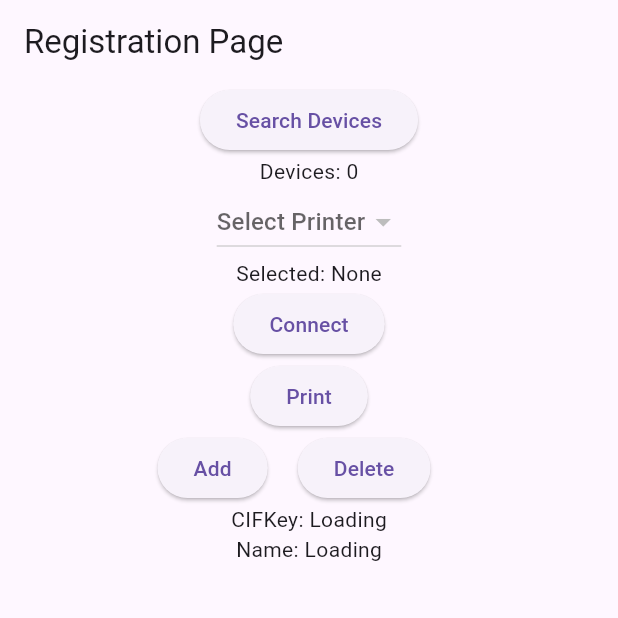
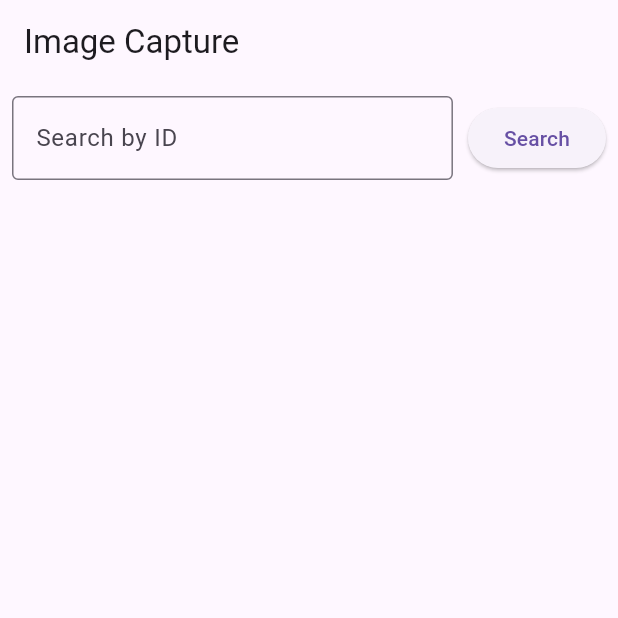
Before and after one commit to celcius001/bluetooth-printer-image-picker, a Flutter app: the screen it shows after launch, on a phone screen of 412 x 824 dp, the top half of it. Run offline on Flutter 3.47's test engine with Material 3 defaults, Android fonts, the phone set to English and light mode, and no system bars; our stand-ins replace image_picker, permission_handler, sqflite; missing offline and left inert: blue_thermal_printer; accounts and stored records are empty.

Commit message:
added db_helper and image_capture

```diff
--- /dev/null
+++ b/lib/image_capture.dart
@@ -0,0 +1,96 @@
+import 'dart:io';
+
+import 'package:agmm_v3/db_helper.dart';
+import 'package:flutter/material.dart';
+import 'package:image_picker/image_picker.dart';
+
+class ImageCapture extends StatefulWidget {
+  const ImageCapture({super.key});
+
+  @override
+  State<ImageCapture> createState() => _ImageCaptureState();
+}
+
+class _ImageCaptureState extends State<ImageCapture> {
+  final ImagePicker _picker = ImagePicker();
+  final DatabaseHelper _dbHelper = DatabaseHelper();
+  TextEditingController searchController = TextEditingController();
+  String? _searchImagePath;
+  bool isSearching = false;
+
+  Future<void> _captureImage() async {
+    final XFile? image = await _picker.pickImage(source: ImageSource.camera);
+    if (image != null) {
+      await _dbHelper.insertImage(image.path);
+      setState(() {
+        _searchImagePath = image.path;
+        isSearching = true;
+      });
+    }
+  }
+
+  Future<void> _searchByPath() async {
+    String path = searchController.text.trim();
+    if (path.isEmpty) {
+      setState(() {
+        _searchImagePath = null;
+        isSearching = false;
+      });
+      return;
+    }
+
+    String? foundPath = await _dbHelper.getImageById(int.parse(path));
+    setState(() {
+      _searchImagePath = foundPath;
+      isSearching = true;
+    });
+  }
+
+  @override
+  Widget build(BuildContext context) {
+    return Scaffold(
+      appBar: AppBar(title: Text('Image Capture')),
+      body: Column(
+        children: [
+          Padding(
+            padding: EdgeInsets.all(8.0),
+            child: Row(
+              children: [
+                Expanded(
+                  child: TextField(
+                    controller: searchController,
+                    decoration: InputDecoration(
+                      hintText: "Search by ID",
+                      border: OutlineInputBorder(),
+                    ),
+                    keyboardType: TextInputType.number,
+                  ),
+                ),
+                SizedBox(width: 10),
+                ElevatedButton(onPressed: _searchByPath, child: Text("Search")),
+              ],
+            ),
+          ),
+          if (_searchImagePath != null)
+            Expanded(
+              child: Padding(
+                padding: EdgeInsets.all(8.0),
+                child: Image.file(File(_searchImagePath!)),
+              ),
+            )
+          else if (isSearching)
+            Column(
+              children: [
+                Text("No Image Found. Capture a New one?"),
+                SizedBox(height: 10),
+                ElevatedButton(
+                  onPressed: _captureImage,
+                  child: Text("Capture"),
+                ),
+              ],
+            ),
+        ],
+      ),
+    );
+  }
+}
--- a/lib/main.dart
+++ b/lib/main.dart
@@ -1,6 +1,6 @@
-import 'package:agmm_v3/print.dart';
+import 'package:agmm_v3/image_capture.dart';
 import 'package:flutter/material.dart';
 
 void main() {
-  runApp(const MaterialApp(home: Print()));
+  runApp(const MaterialApp(home: ImageCapture()));
 }
--- a/pubspec.yaml
+++ b/pubspec.yaml
@@ -38,6 +38,9 @@ dependencies:
   blue_thermal_printer: ^1.2.3
   image_picker: ^1.1.2
   http: ^1.3.0
+  path_provider: ^2.1.5
+  sqflite: ^2.4.2
+  path: ^1.9.1
 
 dev_dependencies:
   flutter_test:
```
Also changed, not shown: lib/db_helper.dart (added, +48 -0 lines), pubspec.lock, 1 other file.
